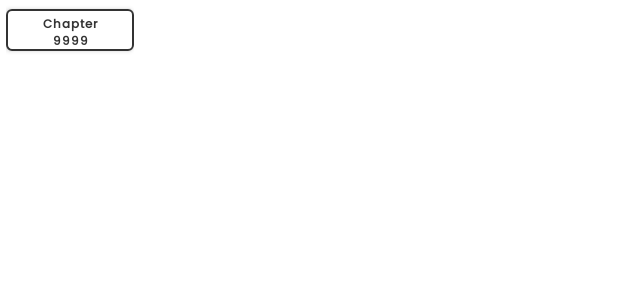
After one commit to Cmloopy/Comic, an Android app: the layout item_custom_dialog.xml on its own in the app's theme, with its tools: preview values and no code run, on a phone screen of 412 x 824 dp. The commit adds this screen. Shown: the top 300 px of the screen. Run offline under Robolectric (Android 15) with nearby library versions, the phone set to English and light mode, and no system bars; network calls fail.

Commit message:
14/03/2025 - 09:33

```diff
--- /dev/null
+++ b/app/src/main/res/layout/item_custom_dialog.xml
@@ -0,0 +1,27 @@
+<?xml version="1.0" encoding="utf-8"?>
+<androidx.constraintlayout.widget.ConstraintLayout xmlns:android="http://schemas.android.com/apk/res/android"
+    android:layout_width="85dp"
+    android:layout_height="40dp"
+    android:layout_marginEnd="4dp"
+    android:layout_marginStart="4dp"
+    xmlns:app="http://schemas.android.com/apk/res-auto">
+
+    <com.google.android.material.button.MaterialButton
+        android:id="@+id/txt_name_chapters"
+        app:strokeColor="@color/text1_1"
+        app:strokeWidth="1dp"
+        android:focusable="false"
+        android:layout_width="match_parent"
+        android:layout_height="match_parent"
+        android:text="Chapter 9999"
+        app:layout_constraintBottom_toBottomOf="parent"
+        android:textAllCaps="false"
+        android:textSize="8sp"
+        android:backgroundTint="@color/white"
+        android:textColor="@color/text1_1"
+        android:fontFamily="@font/poppinsmedium"
+        android:textStyle="bold"
+        app:layout_constraintEnd_toEndOf="parent"
+        app:layout_constraintStart_toStartOf="parent"
+        app:layout_constraintTop_toTopOf="parent" />
+</androidx.constraintlayout.widget.ConstraintLayout>
```
Also changed, not shown: app/src/main/java/com/cmloopy/comic/adapters/DialogAllChapAdapter.kt (added, +48 -0 lines), app/src/main/java/com/cmloopy/comic/view/ReadActivity.kt (+30 -1 lines), app/src/main/res/layout/activity_read.xml (+5 -5 lines), app/src/main/res/layout/custom_dialog_all_chapter.xml (+22 -1 lines).
